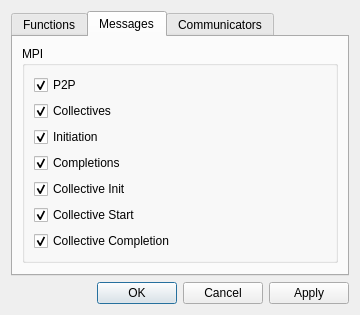
This is mpi.tool/components/qTV/filterdialog.ui in peatman/peat as Qt 5 draws it before an edit. The edited form follows.
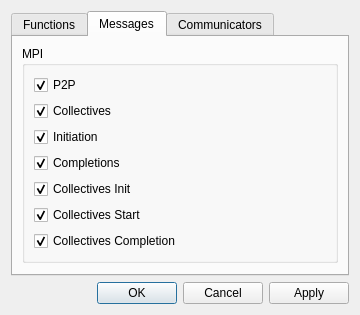
This is the edited form. The open tabs and pages were chosen to show the change.

What changed in the file:
```diff
--- a/mpi.tool/components/qTV/filterdialog.ui
+++ b/mpi.tool/components/qTV/filterdialog.ui
@@ -142,7 +142,7 @@
         <item>
          <widget class="QCheckBox" name="checkCollectiveInitMessages">
           <property name="text">
-           <string>Collective Init</string>
+           <string>Collectives Init</string>
           </property>
           <property name="checked">
            <bool>true</bool>
@@ -152,7 +152,7 @@
         <item>
          <widget class="QCheckBox" name="checkCollectiveStartMessages">
           <property name="text">
-           <string>Collective Start</string>
+           <string>Collectives Start</string>
           </property>
           <property name="checked">
            <bool>true</bool>
@@ -162,7 +162,7 @@
         <item>
          <widget class="QCheckBox" name="checkCollectiveCompletionMessages">
           <property name="text">
-           <string>Collective Completion</string>
+           <string>Collectives Completion</string>
           </property>
           <property name="checked">
            <bool>true</bool>
```
